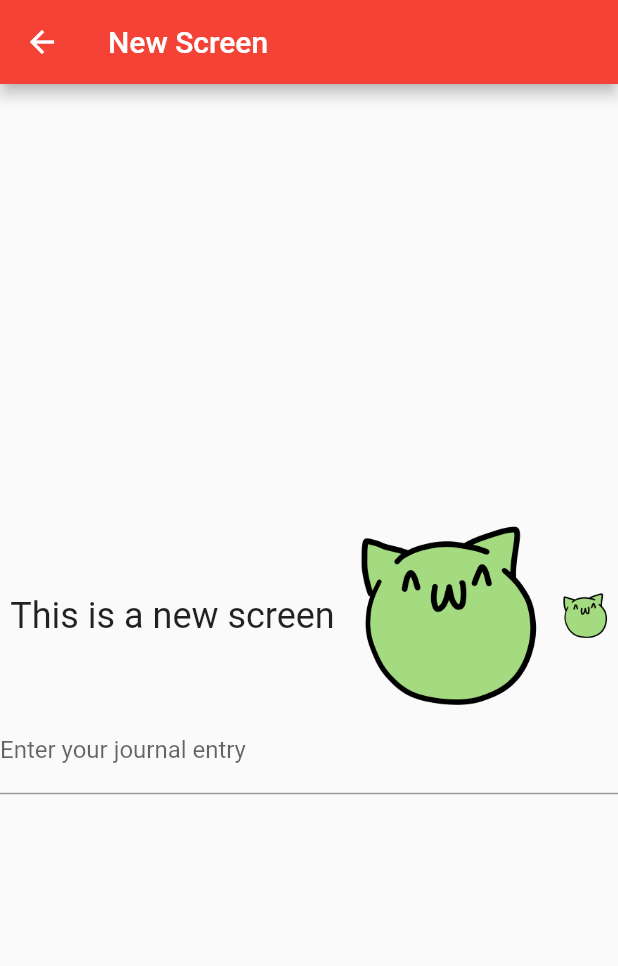
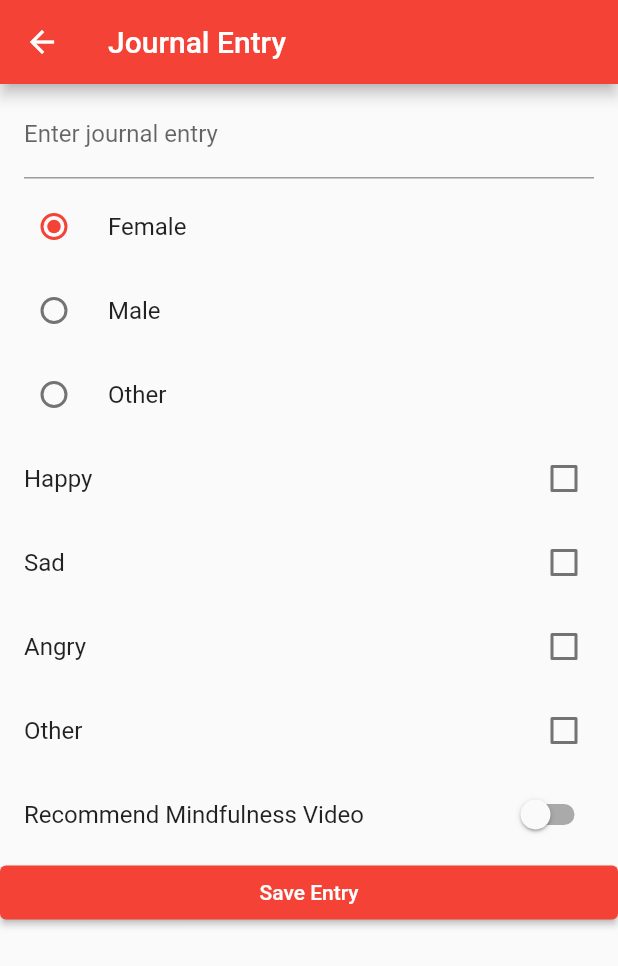
Before and after one commit to soyoybean/DemoApp, a Flutter app: the screen it shows after launch, in the side drawer, after a tap on "Entries", on a phone screen of 412 x 824 dp. Shown: the top 966 px of the screen. Run offline on Flutter 3.47's test engine with Material 2 defaults, Android fonts, the phone set to English and light mode, and no system bars; our stand-ins replace shared_preferences.

Commit message:
shared preference done

```diff
--- a/lib/entries.dart
+++ b/lib/entries.dart
@@ -1,6 +1,17 @@
+import 'package:demo_app/main.dart';
+import 'package:demo_app/preferences_service.dart';
 import 'package:flutter/material.dart';
+import 'dart:async';
+import 'package:shared_preferences/shared_preferences.dart';
+import 'models.dart';
 
-Map<String,String> journalEntry = Map();
+//Map<String,String> journalEntry = Map();
+final preferencesService = PreferencesService();
+
+final entryController = TextEditingController();
+var selectedGender = Gender.FEMALE;
+var selectedMood = Set<Mood>();
+var isRecommend = false;
 
 class Entries extends StatefulWidget{
   @override
@@ -9,11 +20,69 @@ class Entries extends StatefulWidget{
 
 class _Entries extends State<Entries> {
 
+
   @override
   Widget build(BuildContext context) {
     return Scaffold(
-      appBar: AppBar(title: Text('New Screen')),
-      body: SafeArea(
+        appBar: AppBar(title: Text('Journal Entry')),
+        body: new ListView(
+          children: <Widget>[
+            // JOURNAL ENTRY
+            ListTile(
+              title: TextField(
+                controller: entryController,
+                decoration: InputDecoration(labelText: 'Enter journal entry'),
+              ),
+            ),
+            // GENDER
+            RadioListTile(title: Text('Female'), value: Gender.FEMALE, groupValue: selectedGender, onChanged: (newValue) => setState(() => selectedGender = newValue)),
+            RadioListTile(title: Text('Male'), value: Gender.MALE, groupValue: selectedGender, onChanged: (newValue) => setState(() => selectedGender = newValue)),
+            RadioListTile(title: Text('Other'), value: Gender.OTHER, groupValue: selectedGender, onChanged: (newValue) => setState(() => selectedGender = newValue)),
+            // MOOD
+            CheckboxListTile(title: Text('Happy'), value: selectedMood.contains(Mood.HAPPY), onChanged: (_) {
+              setState(() {
+                selectedMood.contains(Mood.HAPPY)
+                    ? selectedMood.remove(Mood.HAPPY)
+                    : selectedMood.add(Mood.HAPPY);
+              });
+            }),
+            CheckboxListTile(title: Text('Sad'), value: selectedMood.contains(Mood.SAD), onChanged: (_) {
+              setState(() {
+                selectedMood.contains(Mood.SAD)
+                    ? selectedMood.remove(Mood.SAD)
+                    : selectedMood.add(Mood.SAD);
+              });
+            }),
+            CheckboxListTile(title: Text('Angry'), value: selectedMood.contains(Mood.ANGRY), onChanged: (_) {
+              setState(() {
+                selectedMood.contains(Mood.ANGRY)
+                    ? selectedMood.remove(Mood.ANGRY)
+                    : selectedMood.add(Mood.ANGRY);
+              });
+            }),
+            CheckboxListTile(title: Text('Other'), value: selectedMood.contains(Mood.OTHER), onChanged: (_) {
+              setState(() {
+                selectedMood.contains(Mood.OTHER)
+                    ? selectedMood.remove(Mood.OTHER)
+                    : selectedMood.add(Mood.OTHER);
+              });
+            }),
+            // RECOMMEND MINDFULNESS VIDEO
+            SwitchListTile(title: Text('Recommend Mindfulness Video'), value: isRecommend, onChanged: (newValue) => setState(() => isRecommend = newValue)),
+            ElevatedButton(onPressed: _saveJournal, child: Text('Save Entry'))
+          ],
+        )
+    );
+  }
+
+  void _saveJournal() {
+    final newJournal = Journal(entry: entryController.text, gender: selectedGender, mood: selectedMood, isRecommend: isRecommend);
+    print(newJournal);
+    preferencesService.saveJournal(newJournal);
+    Navigator.of(context).pop('String');
+  }
+}
+      /*SafeArea(
         child: Column(
           mainAxisSize: MainAxisSize.max,
           mainAxisAlignment: MainAxisAlignment.center,
@@ -36,14 +105,9 @@ class _Entries extends State<Entries> {
                 child: new Image.asset("assets/happy.png")
               )
              ],),
-        TextFormField(
-          decoration: InputDecoration(
-              labelText: 'Enter your journal entry'
-          ),
-        )
           ],
         ),
       ),
     );
   }
-}
+}*/
--- a/lib/main.dart
+++ b/lib/main.dart
@@ -1,6 +1,8 @@
 import 'package:flutter/material.dart';
 //import 'package:url_launcher/url_launcher.dart';
 import 'entries.dart';
+import 'preferences_service.dart';
+import 'package:shared_preferences/shared_preferences.dart';
 
 void main() {
   runApp(MyApp());
@@ -48,20 +50,28 @@ class MyHomePage extends StatefulWidget {
   final String title;
 
   @override
-  _MyHomePageState createState() => _MyHomePageState();
+  MyHomePageState createState() => MyHomePageState();
 }
 
-class _MyHomePageState extends State<MyHomePage> {
-  int _counter = 0;
+class MyHomePageState extends State<MyHomePage> {
+  static String entry = "";
+  static var gender;
+  static var mood;
+  static bool isRecommend;
 
-  void _incrementCounter() {
+  @override
+  void initState() {
+    super.initState();
+    populateJournal();
+  }
+
+  void populateJournal() async{
+    final journal = await preferencesService.getJournal();
     setState(() {
-      // This call to setState tells the Flutter framework that something has
-      // changed in this State, which causes it to rerun the build method below
-      // so that the display can reflect the updated values. If we changed
-      // _counter without calling setState(), then the build method would not be
-      // called again, and so nothing would appear to happen.
-      _counter++;
+      entry = journal.entry;
+      gender = journal.gender;
+      mood = journal.mood;
+      isRecommend = journal.isRecommend;
     });
   }
 
@@ -77,7 +87,7 @@ class _MyHomePageState extends State<MyHomePage> {
       appBar: AppBar(
         // Here we take the value from the MyHomePage object that was created by
         // the App.build method, and use it to set our appbar title.
-        title: Text(widget.title),
+        //title: Text(widget.title),
       ),
       drawer: Drawer(
         child: ListView(
@@ -118,8 +128,7 @@ class _MyHomePageState extends State<MyHomePage> {
               trailing: Icon(Icons.arrow_forward),
               onTap: () {
                 Navigator.of(context).pop();
-                Navigator.of(context)
-                    .push(MaterialPageRoute(builder: (context) => Entries()));
+                Navigator.of(context).push(MaterialPageRoute(builder: (context) => Entries())).whenComplete(populateJournal);
               },
             ),
             ListTile(
@@ -129,45 +138,20 @@ class _MyHomePageState extends State<MyHomePage> {
           ],
         ),
       ),
-      body: Center(
-        // Center is a layout widget. It takes a single child and positions it
-        // in the middle of the parent.
-        child: Column(
-          // Column is also a layout widget. It takes a list of children and
-          // arranges them vertically. By default, it sizes itself to fit its
-          // children horizontally, and tries to be as tall as its parent.
-          //
-          // Invoke "debug painting" (press "p" in the console, choose the
-          // "Toggle Debug Paint" action from the Flutter Inspector in Android
-          // Studio, or the "Toggle Debug Paint" command in Visual Studio Code)
-          // to see the wireframe for each widget.
-          //
-          // Column has various properties to control how it sizes itself and
-          // how it positions its children. Here we use mainAxisAlignment to
-          // center the children vertically; the main axis here is the vertical
-          // axis because Columns are vertical (the cross axis would be
-          // horizontal).
-          mainAxisAlignment: MainAxisAlignment.center,
-          children: <Widget>[
-            Text(
-              'You have pushed the button this many times:',
-            ),
-            Text(
-              '$_counter',
-              style: Theme.of(context).textTheme.headline4,
-            ),
-          ],
-        ),
-      ),
-      // Create a button
-      floatingActionButton: FloatingActionButton(
-        onPressed: _incrementCounter,
-        tooltip: 'Increment',
-        child: Icon(Icons.add),
-      ), // This trailing comma makes auto-formatting nicer for build methods.
+       body: ListView(
+         children: [
+           ListTile(
+             title: Text(entry),
+           ),
+         ],
+       )
+       // This trailing comma makes auto-formatting nicer for build methods.
     );
   }
+
 }
+
+
 
 // Create a class for a new screen to navigate to.
 /*class NewScreen extends StatelessWidget {
--- /dev/null
+++ b/lib/models.dart
@@ -0,0 +1,12 @@
+enum Gender {FEMALE, MALE, OTHER}
+enum Mood {HAPPY, SAD, ANGRY, OTHER}
+
+class Journal{
+  final String entry;
+  final Gender gender;
+  final Set<Mood> mood;
+  final bool isRecommend;
+
+  Journal(
+  {this.entry, this.gender, this.mood, this.isRecommend});
+}
--- /dev/null
+++ b/lib/preferences_service.dart
@@ -0,0 +1,33 @@
+import 'package:shared_preferences/shared_preferences.dart';
+
+import 'models.dart';
+
+class PreferencesService{
+  Future saveJournal(Journal journal) async {
+    final preferences = await SharedPreferences.getInstance();
+
+    await preferences.setString('entry', journal.entry);
+    await preferences.setBool('isRecommend', journal.isRecommend);
+    await preferences.setInt('gender', journal.gender.index);
+    await preferences.setStringList('mood', journal.mood.map((lang) => lang.index.toString()).toList());
+
+    print('Saved Settings');
+  }
+
+  Future<Journal> getJournal() async{
+    final preferences = await SharedPreferences.getInstance();
+
+    final entry = preferences.getString('entry');
+    final isRecommend = preferences.getBool('isRecommend');
+    final gender = Gender.values[preferences.getInt('gender') ?? 0];
+    final moodIndices = preferences.getStringList('mood');
+    final mood = moodIndices.map((stringIndex) => Mood.values[int.parse(stringIndex)]).toSet();
+
+    return Journal(
+      entry: entry,
+      gender: gender,
+      mood: mood,
+      isRecommend: isRecommend
+    );
+  }
+}
```
Also changed, not shown: pubspec.lock.
